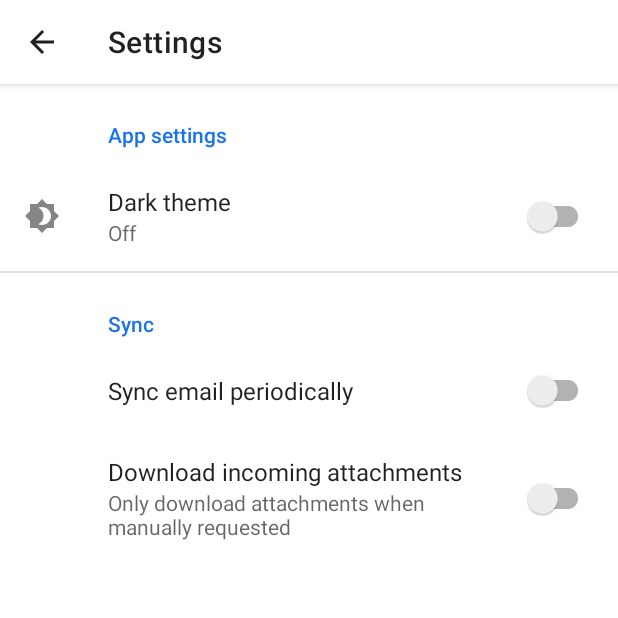
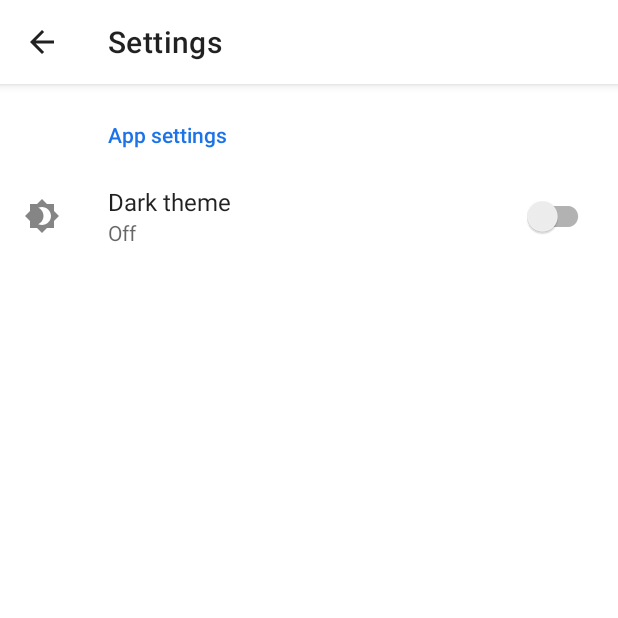
Before and after one commit to ascorbic1230/Gallery, an Android app: the screen it shows after launch (Settings), in the options menu, after a tap on "Setting", on a phone screen of 412 x 824 dp, the top half of it. Run offline under Robolectric (Android 15) with nearby library versions, the phone set to English and light mode, and no system bars; our stand-ins replace androidx.preference; pictures from the network do not load.

Commit message:
merge Bachs branch

```diff
--- a/app/src/main/AndroidManifest.xml
+++ b/app/src/main/AndroidManifest.xml
@@ -4,6 +4,7 @@
     package="com.example.Gallery07">
 
     <uses-permission android:name="android.permission.READ_EXTERNAL_STORAGE" />
+    <uses-permission android:name="android.permission.SET_WALLPAPER" />
     <uses-permission android:name="android.permission.WRITE_EXTERNAL_STORAGE" />
     <uses-permission android:name="android.permission.INTERNET" />
 
--- a/app/src/main/java/com/example/Gallery07/Fragment2.java
+++ b/app/src/main/java/com/example/Gallery07/Fragment2.java
@@ -73,6 +73,7 @@ public class Fragment2 extends Fragment {
             }
         });
         topAppBar2.getMenu().findItem(R.id.menu2_folder_delete_cancel).setVisible(false);
+        topAppBar2.getMenu().findItem(R.id.menu2_folder_setting).setVisible(false);
         topAppBar2.setOnMenuItemClickListener(new Toolbar.OnMenuItemClickListener() {
             @Override
             public boolean onMenuItemClick(MenuItem item) {
--- a/app/src/main/res/layout/gridview_item.xml
+++ b/app/src/main/res/layout/gridview_item.xml
@@ -35,5 +35,5 @@
         android:layout_centerHorizontal="true"
         android:layout_marginTop="5dp"
         android:text="Demo"
-        android:textColor="#000" />
+        android:textColor="?attr/colorOnPrimary" />
 </RelativeLayout>
--- a/app/src/main/res/menu/bottom_menu.xml
+++ b/app/src/main/res/menu/bottom_menu.xml
@@ -1,6 +1,7 @@
 <?xml version="1.0" encoding="utf-8"?>
 <menu xmlns:android="http://schemas.android.com/apk/res/android">
     <item android:id="@+id/editMenu" android:title="Edit" android:icon="@drawable/ic_edit"/>
+    <item android:id="@+id/wallpaperMenu" android:title="Set wallpaper" android:icon="@drawable/ic_wallpaper"/>
     <item android:id="@+id/backMenu" android:title="Return" android:icon="@drawable/ic_return"/>
     <item android:id="@+id/moveMenu" android:title="Add to folder" android:icon="@drawable/ic_folder"/>
 </menu>
--- a/app/src/main/res/xml/root_preferences.xml
+++ b/app/src/main/res/xml/root_preferences.xml
@@ -12,19 +12,5 @@
 
     </PreferenceCategory>
 
-    <PreferenceCategory app:title="@string/sync_header">
-
-        <SwitchPreferenceCompat
-            app:key="sync"
-            app:title="@string/sync_title" />
-
-        <SwitchPreferenceCompat
-            app:dependency="sync"
-            app:key="attachment"
-            app:summaryOff="@string/attachment_summary_off"
-            app:summaryOn="@string/attachment_summary_on"
-            app:title="@string/attachment_title" />
-
-    </PreferenceCategory>
 
 </PreferenceScreen>
```
Also changed, not shown: app/src/main/java/com/example/Gallery07/FullscreenImgActivity.java (+21 -0 lines), app/src/main/res/drawable/ic_wallpaper.xml (added, +10 -0 lines), app/src/main/res/layout/fullscreen_img.xml (+0 -34 lines).
